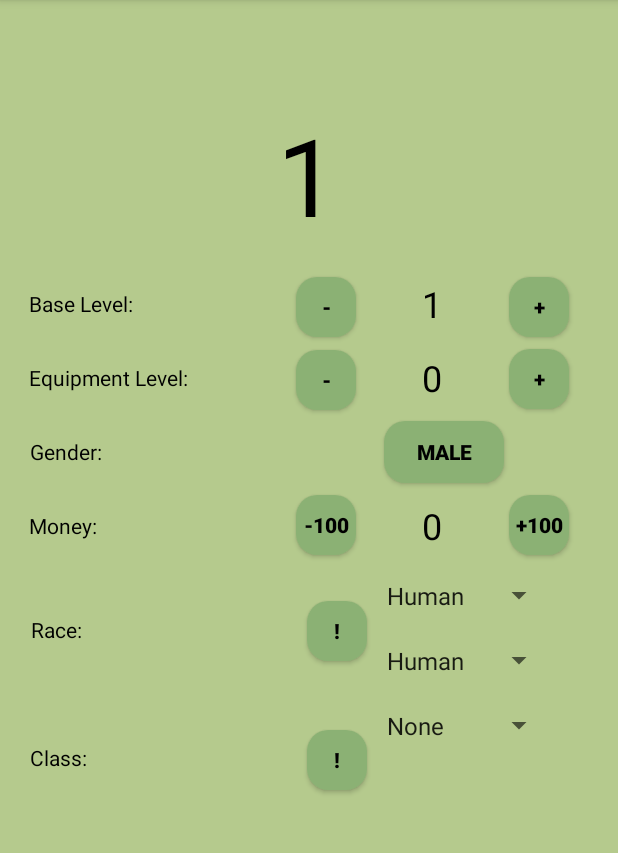
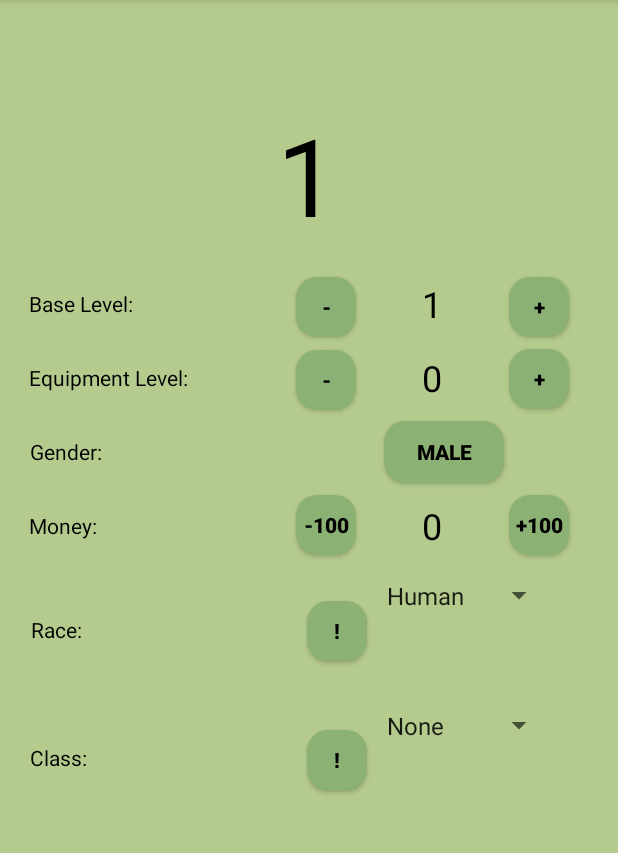
Before and after one commit to halvardssm/munchkin-buddy, an Android app: the screen it shows after launch (MainActivity), on a phone screen of 412 x 824 dp, the part 84-937 px from its top. Run offline under Robolectric (Android 15) with nearby library versions, the phone set to English and light mode, and no system bars.

Commit message:
Spinners are now invisible at boot

```diff
--- a/app/src/main/res/layout/content_main.xml
+++ b/app/src/main/res/layout/content_main.xml
@@ -265,7 +265,7 @@
             android:layout_height="35dp" android:id="@+id/raceSecond"
             android:layout_marginTop="8dp"
             app:layout_constraintTop_toBottomOf="@+id/raceMain" app:layout_constraintEnd_toEndOf="parent"
-            android:layout_marginEnd="42dp" android:visibility="visible"/>
+            android:layout_marginEnd="42dp" android:visibility="invisible"/>
     <Spinner
             android:layout_width="120dp"
             android:layout_height="35dp" android:id="@+id/raceMain"
```
